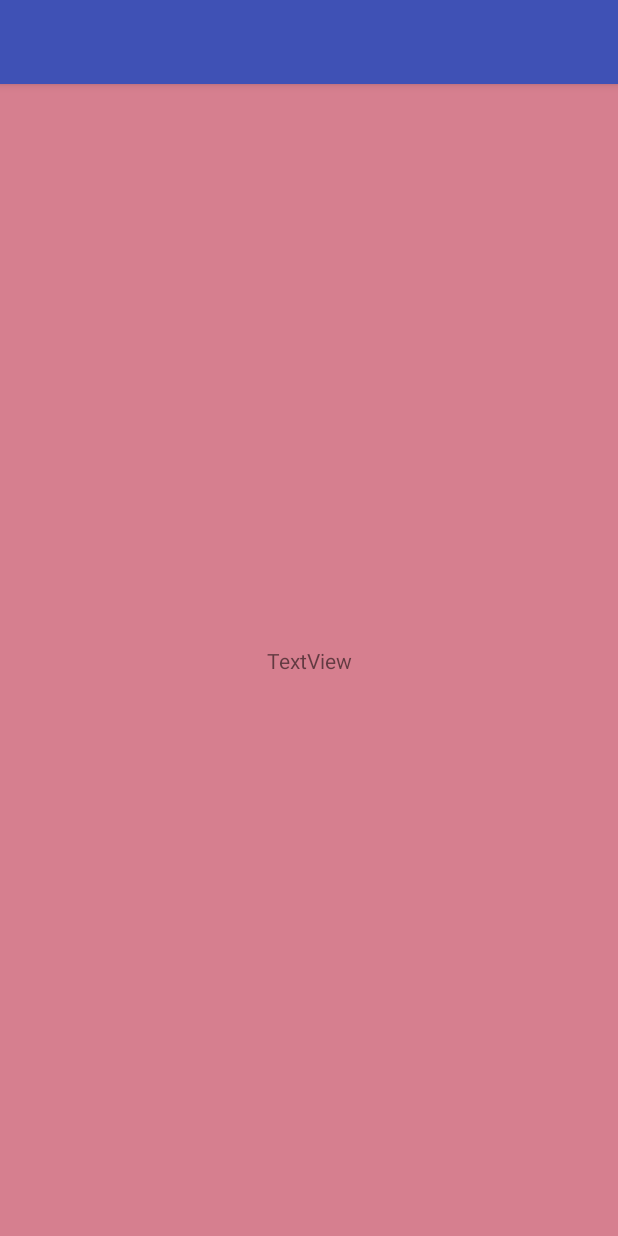
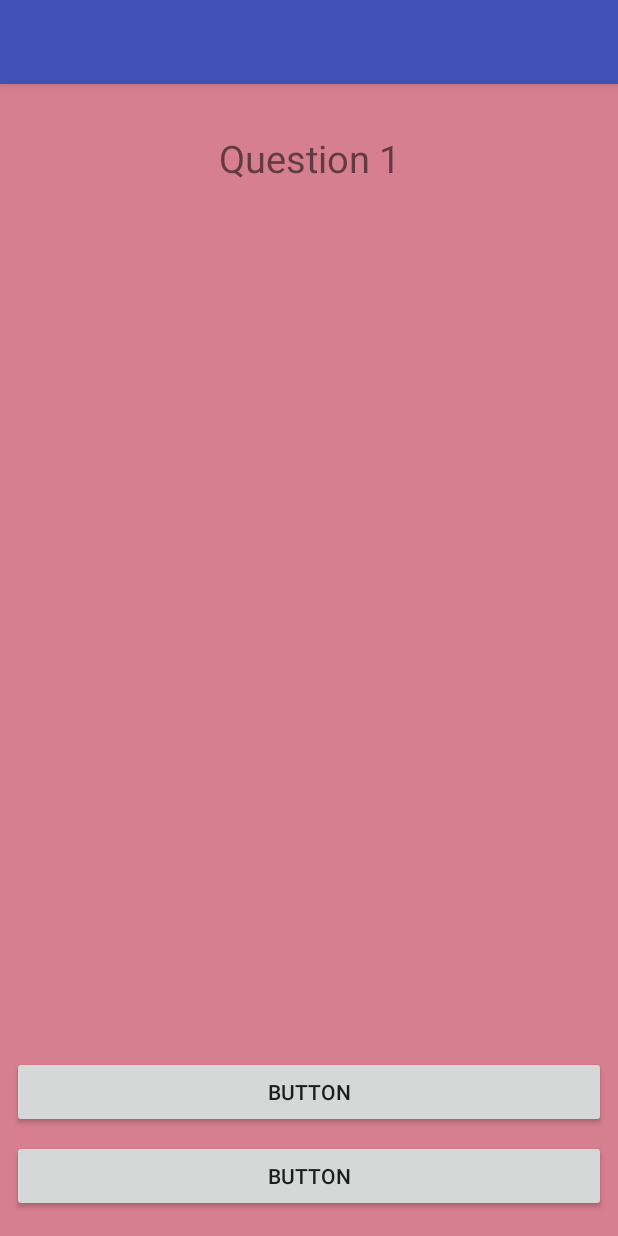
Before and after one commit to dvsth/C-Aware, an Android app: the QuestionScreen screen opened directly, with no data from a screen before it, on a phone screen of 412 x 824 dp. Run offline under Robolectric (Android 15) with nearby library versions, the light colour scheme and no system bars.

Commit message:
Commit 2

```diff
--- a/app/src/main/java/devseth/questionnaire/QuestionFeeder.java
+++ b/app/src/main/java/devseth/questionnaire/QuestionFeeder.java
@@ -25,7 +25,7 @@ public class QuestionFeeder {
 
         questions = new String[]{q1, q2, q3, q4, q5, q6, q7, q8, q9, q10};
 
-        questionIndex = 0;
+        questionIndex = -1;
     }
 
     public String nextQuestion() {
--- a/app/src/main/java/devseth/questionnaire/QuestionScreen.java
+++ b/app/src/main/java/devseth/questionnaire/QuestionScreen.java
@@ -14,7 +14,7 @@ import static android.view.animation.Animation.REVERSE;
 
 public class QuestionScreen extends AppCompatActivity {
 
-    TextView txt1;                                      //textview that displays questions
+    TextView txtQues;                                   //textview that displays questions
     View background;                                    //the background of the window
     private QuestionFeeder questionFeeder;              //provides questions
 
@@ -25,12 +25,13 @@ public class QuestionScreen extends AppCompatActivity {
         setContentView(R.layout.activity_question_screen);
 
         //Object declarations
-        txt1 = (TextView) findViewById(R.id.textView1);
+        txtQues = (TextView) findViewById(R.id.textView1);
         background = findViewById(R.id.background);
         questionFeeder = new QuestionFeeder();
 
         //Ignition for animation
         bgAnimator();
+        txtQues.setText(questionFeeder.nextQuestion());
     }
 
     private void bgAnimator() {
--- a/app/src/main/res/layout/activity_question_screen.xml
+++ b/app/src/main/res/layout/activity_question_screen.xml
@@ -20,15 +20,52 @@
         android:id="@+id/textView1"
         android:layout_width="0dp"
         android:layout_height="wrap_content"
-        android:layout_marginBottom="8dp"
-        android:layout_marginLeft="8dp"
-        android:layout_marginRight="8dp"
-        android:layout_marginTop="8dp"
+        android:layout_marginTop="32dp"
         android:text="TextView"
         android:textAlignment="center"
-        app:layout_constraintBottom_toBottomOf="@+id/background"
-        app:layout_constraintLeft_toLeftOf="@+id/background"
-        app:layout_constraintRight_toRightOf="@+id/background"
+        android:textSize="25sp"
+        app:layout_constraintLeft_toLeftOf="parent"
+        app:layout_constraintRight_toRightOf="parent"
         app:layout_constraintTop_toTopOf="@+id/background" />
 
+    <LinearLayout
+        android:layout_width="0dp"
+        android:layout_height="wrap_content"
+        android:orientation="vertical"
+        android:weightSum="1"
+        app:layout_constraintLeft_toLeftOf="parent"
+        app:layout_constraintRight_toRightOf="parent"
+        app:layout_constraintBottom_toBottomOf="@+id/background"
+        android:layout_marginBottom="8dp">
+
+        <Button
+            android:id="@+id/button4"
+            android:layout_width="match_parent"
+            android:layout_height="match_parent"
+            android:layout_marginBottom="8dp"
+            android:layout_marginEnd="8dp"
+            android:layout_marginLeft="8dp"
+            android:layout_marginRight="8dp"
+            android:layout_marginStart="8dp"
+            android:text="Button"
+            app:layout_constraintBottom_toBottomOf="parent"
+            app:layout_constraintLeft_toLeftOf="parent"
+            app:layout_constraintRight_toLeftOf="@+id/button3" />
+
+        <Button
+            android:id="@+id/button5"
+            android:layout_width="match_parent"
+            android:layout_height="match_parent"
+            android:layout_marginBottom="8dp"
+            android:layout_marginEnd="8dp"
+            android:layout_marginLeft="8dp"
+            android:layout_marginRight="8dp"
+            android:layout_marginStart="8dp"
+            android:text="Button"
+            app:layout_constraintBottom_toBottomOf="parent"
+            app:layout_constraintLeft_toLeftOf="parent"
+            app:layout_constraintRight_toLeftOf="@+id/button3" />
+
+    </LinearLayout>
+
 </android.support.constraint.ConstraintLayout>
```
